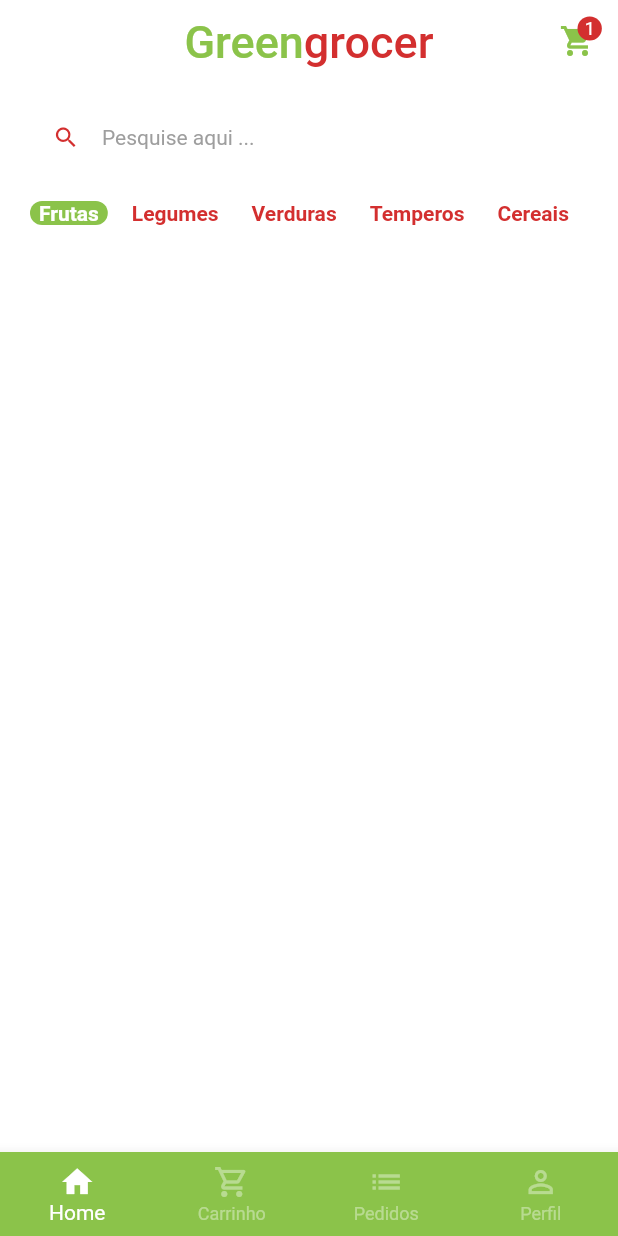
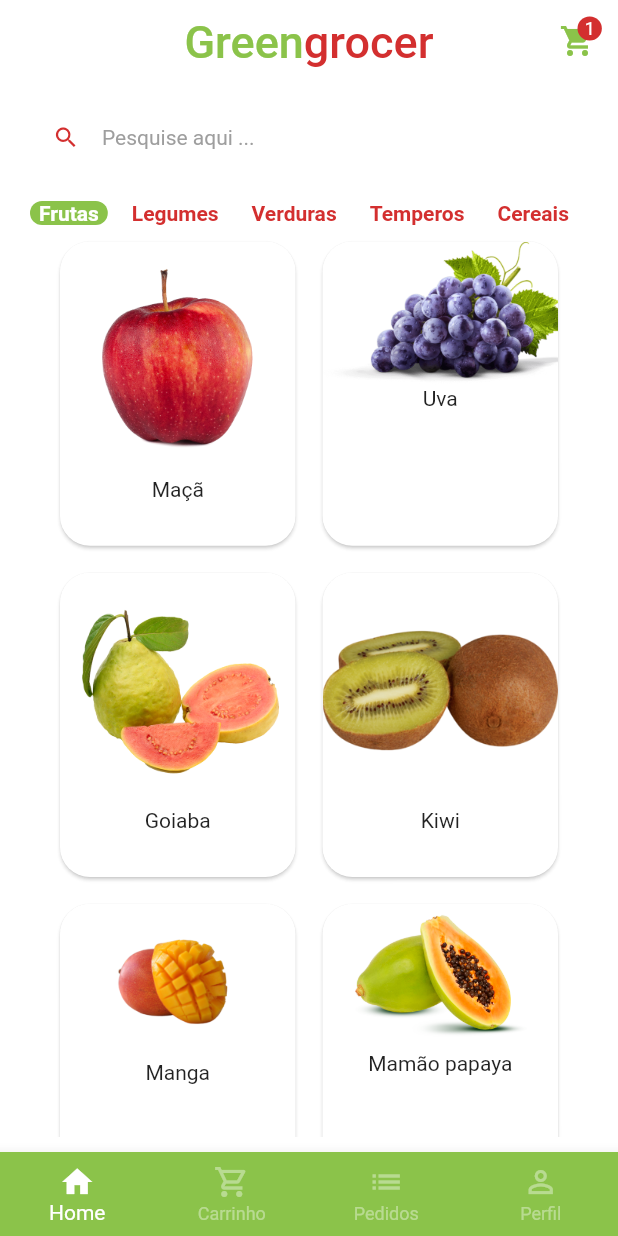
Before and after one commit to douglasgmsantos/udemy-quitanda, a Flutter app: the screen it shows after launch, after a tap on "Entrar", on a phone screen of 412 x 824 dp. Run offline on Flutter 3.47's test engine with Material 2 defaults, Android fonts, the phone set to English and light mode, and no system bars; our stand-ins replace animated_text_kit, mask_text_input_formatter.

Commit message:
refactor: atualizando de pastas e path de arquivos

```diff
--- a/lib/main.dart
+++ b/lib/main.dart
@@ -1,5 +1,5 @@
 import 'package:flutter/material.dart';
-import 'package:quitanda/src/auth/sign_in_screen.dart';
+import 'package:quitanda/src/pages/auth/sign_in_screen.dart';
 
 void main() {
   runApp(const MainApp());
--- /dev/null
+++ b/lib/src/config/app_data.dart
@@ -0,0 +1,73 @@
+import 'package:quitanda/src/model/item_model.dart';
+
+ItemModel apple = ItemModel(
+  description:
+      'A melhor maçã da região e que conta com o melhor preço de qualquer quitanda. Este item conta com vitaminas essenciais para o fortalecimento corporal, resultando em uma vida saudável.',
+  imgUrl: 'assets/fruits/apple.png',
+  itemName: 'Maçã',
+  price: 5.5,
+  unit: 'kg',
+);
+
+ItemModel grape = ItemModel(
+  imgUrl: 'assets/fruits/grape.png',
+  itemName: 'Uva',
+  price: 7.4,
+  unit: 'kg',
+  description:
+      'A melhor uva da região e que conta com o melhor preço de qualquer quitanda. Este item conta com vitaminas essenciais para o fortalecimento corporal, resultando em uma vida saudável.',
+);
+
+ItemModel guava = ItemModel(
+  imgUrl: 'assets/fruits/guava.png',
+  itemName: 'Goiaba',
+  price: 11.5,
+  unit: 'kg',
+  description:
+      'A melhor goiaba da região e que conta com o melhor preço de qualquer quitanda. Este item conta com vitaminas essenciais para o fortalecimento corporal, resultando em uma vida saudável.',
+);
+
+ItemModel kiwi = ItemModel(
+  imgUrl: 'assets/fruits/kiwi.png',
+  itemName: 'Kiwi',
+  price: 2.5,
+  unit: 'un',
+  description:
+      'O melhor kiwi da região e que conta com o melhor preço de qualquer quitanda. Este item conta com vitaminas essenciais para o fortalecimento corporal, resultando em uma vida saudável.',
+);
+
+ItemModel mango = ItemModel(
+  imgUrl: 'assets/fruits/mango.png',
+  itemName: 'Manga',
+  price: 2.5,
+  unit: 'un',
+  description:
+      'A melhor manga da região e que conta com o melhor preço de qualquer quitanda. Este item conta com vitaminas essenciais para o fortalecimento corporal, resultando em uma vida saudável.',
+);
+
+ItemModel papaya = ItemModel(
+  imgUrl: 'assets/fruits/papaya.png',
+  itemName: 'Mamão papaya',
+  price: 8,
+  unit: 'kg',
+  description:
+      'O melhor mamão da região e que conta com o melhor preço de qualquer quitanda. Este item conta com vitaminas essenciais para o fortalecimento corporal, resultando em uma vida saudável.',
+);
+
+// Lista de produtos
+List<ItemModel> items = [
+  apple,
+  grape,
+  guava,
+  kiwi,
+  mango,
+  papaya,
+];
+
+List<String> categories = [
+  "Frutas",
+  "Legumes",
+  "Verduras",
+  "Temperos",
+  "Cereais"
+];
--- /dev/null
+++ b/lib/src/model/item_model.dart
@@ -0,0 +1,14 @@
+class ItemModel {
+  String itemName;
+  String imgUrl;
+  String unit;
+  double price;
+  String description;
+
+  ItemModel(
+      {required this.itemName,
+      required this.imgUrl,
+      required this.unit,
+      required this.price,
+      required this.description});
+}
--- a/lib/src/auth/sign_in_screen.dart
+++ b/lib/src/pages/auth/sign_in_screen.dart
@@ -1,9 +1,9 @@
 import 'package:animated_text_kit/animated_text_kit.dart';
 import 'package:flutter/material.dart';
-import 'package:quitanda/src/auth/components/custom_text_field.dart';
-import 'package:quitanda/src/auth/sign_up_screen.dart';
-import 'package:quitanda/src/base/base_screen.dart';
 import 'package:quitanda/src/config/custom_colors.dart';
+import 'package:quitanda/src/pages/auth/components/custom_text_field.dart';
+import 'package:quitanda/src/pages/auth/sign_up_screen.dart';
+import 'package:quitanda/src/pages/base/base_screen.dart';
 
 class SignInScreen extends StatelessWidget {
   const SignInScreen({super.key});
@@ -90,7 +90,7 @@ class SignInScreen extends StatelessWidget {
                           onPressed: () {
                             Navigator.of(context).pushReplacement(
                                 MaterialPageRoute(builder: (c) {
-                              return BaseScreen();
+                              return const BaseScreen();
                             }));
                           },
                           child: const Text(
--- a/lib/src/auth/sign_up_screen.dart
+++ b/lib/src/pages/auth/sign_up_screen.dart
@@ -1,7 +1,7 @@
 import 'package:flutter/material.dart';
 import 'package:mask_text_input_formatter/mask_text_input_formatter.dart';
-import 'package:quitanda/src/auth/components/custom_text_field.dart';
 import 'package:quitanda/src/config/custom_colors.dart';
+import 'package:quitanda/src/pages/auth/components/custom_text_field.dart';
 
 class SignUpScreeen extends StatelessWidget {
   SignUpScreeen({super.key});
--- a/lib/src/base/base_screen.dart
+++ b/lib/src/pages/base/base_screen.dart
@@ -1,6 +1,6 @@
 import 'package:flutter/material.dart';
 import 'package:quitanda/src/config/custom_colors.dart';
-import 'package:quitanda/src/home/home_tab.dart';
+import 'package:quitanda/src/pages/home/home_tab.dart';
 
 class BaseScreen extends StatefulWidget {
   const BaseScreen({super.key});
@@ -53,7 +53,7 @@ class _BaseScreenState extends State<BaseScreen> {
         physics: const NeverScrollableScrollPhysics(),
         controller: pageController,
         children: [
-          HomeTab(),
+          const HomeTab(),
           Container(
             color: Colors.green,
           ),
--- /dev/null
+++ b/lib/src/pages/home/components/item_tite.dart
@@ -0,0 +1,31 @@
+import 'package:flutter/material.dart';
+import 'package:quitanda/src/model/item_model.dart';
+
+class ItemTite extends StatelessWidget {
+  const ItemTite({super.key, required this.item});
+
+  final ItemModel item;
+
+  @override
+  Widget build(BuildContext context) {
+    return Card(
+      elevation: 1,
+      shadowColor: Colors.grey.shade300,
+      shape: RoundedRectangleBorder(
+        borderRadius: BorderRadius.circular(20),
+      ),
+      child: Column(
+        children: [
+          //Imagem
+          Image.asset(item.imgUrl),
+
+          //nome
+
+          Text(item.itemName)
+
+          //Preco
+        ],
+      ),
+    );
+  }
+}
--- a/lib/src/home/home_tab.dart
+++ b/lib/src/pages/home/home_tab.dart
@@ -1,6 +1,9 @@
 import 'package:flutter/material.dart';
 import 'package:quitanda/src/config/custom_colors.dart';
-import 'package:quitanda/src/home/components/category_title.dart';
+import 'package:quitanda/src/pages/home/components/category_title.dart';
+
+import 'package:quitanda/src/config/app_data.dart' as app_data;
+import 'package:quitanda/src/pages/home/components/item_tite.dart';
 
 class HomeTab extends StatefulWidget {
   const HomeTab({super.key});
@@ -10,14 +13,6 @@ class HomeTab extends StatefulWidget {
 }
 
 class _HomeTabState extends State<HomeTab> {
-  List<String> categories = [
-    "Frutas",
-    "Legumes",
-    "Verduras",
-    "Temperos",
-    "Cereais"
-  ];
-
   String selectedCategory = "Frutas";
 
   @override
@@ -90,17 +85,32 @@ class _HomeTabState extends State<HomeTab> {
                   itemBuilder: (_, index) => CategoryTitle(
                         onPressed: () {
                           setState(() {
-                            selectedCategory = categories[index];
+                            selectedCategory = app_data.categories[index];
                           });
                         },
-                        category: categories[index],
-                        isSelected: selectedCategory == categories[index],
+                        category: app_data.categories[index],
+                        isSelected:
+                            selectedCategory == app_data.categories[index],
                       ),
                   separatorBuilder: (_, index) => const SizedBox(width: 10),
-                  itemCount: categories.length),
+                  itemCount: app_data.categories.length),
+            ),
+
+            //itens
+            Expanded(
+              child: GridView.builder(
+                  padding: const EdgeInsets.fromLTRB(16, 0, 16, 0),
+                  physics: const BouncingScrollPhysics(),
+                  gridDelegate: const SliverGridDelegateWithFixedCrossAxisCount(
+                      crossAxisCount: 2,
+                      mainAxisSpacing: 10,
+                      crossAxisSpacing: 10,
+                      childAspectRatio: 9 / 11.5),
+                  itemCount: app_data.items.length,
+                  itemBuilder: (_, index) => ItemTite(
+                        item: app_data.items[index],
+                      )),
             )
-
-            //Grid
           ],
         ),
       ),
--- a/pubspec.yaml
+++ b/pubspec.yaml
@@ -19,3 +19,5 @@ dev_dependencies:
 
 flutter:
   uses-material-design: true
+  assets:
+    - assets/fruits/
```
Also changed, not shown: assets/fruits/apple.png (added), assets/fruits/grape.png (added), assets/fruits/guava.png (added), assets/fruits/kiwi.png (added), assets/fruits/mango.png (added), assets/fruits/papaya.png (added), lib/src/pages/auth/components/custom_text_field.dart (renamed from lib/src/auth/components/custom_text_field.dart), lib/src/pages/home/components/category_title.dart (renamed from lib/src/home/components/category_title.dart).
